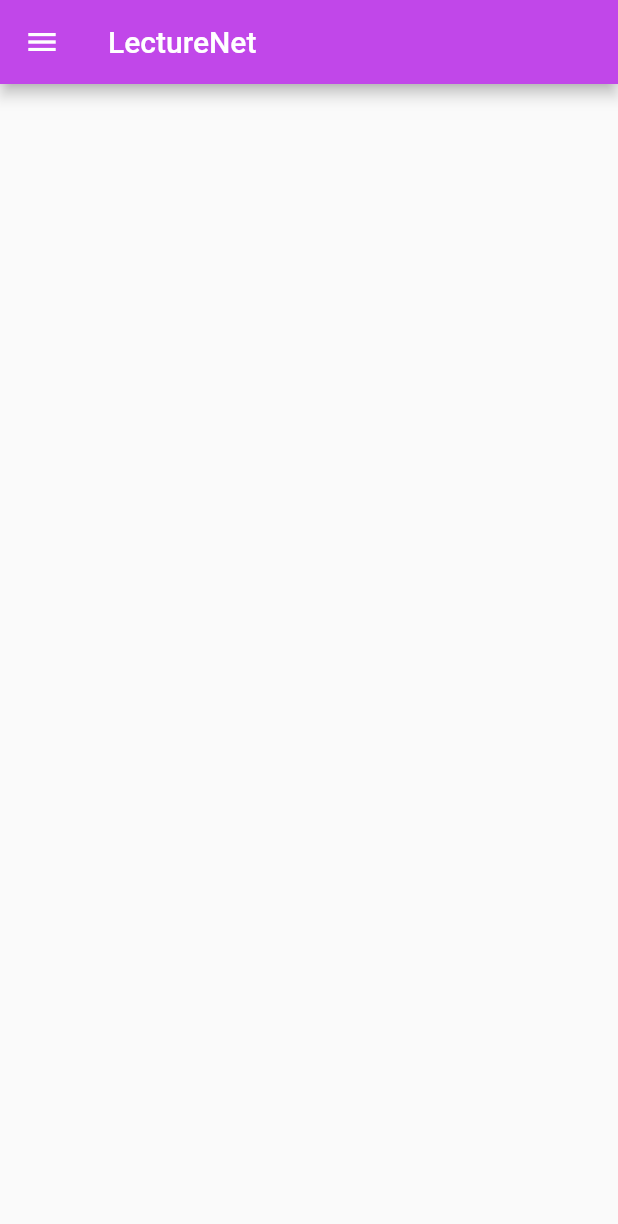
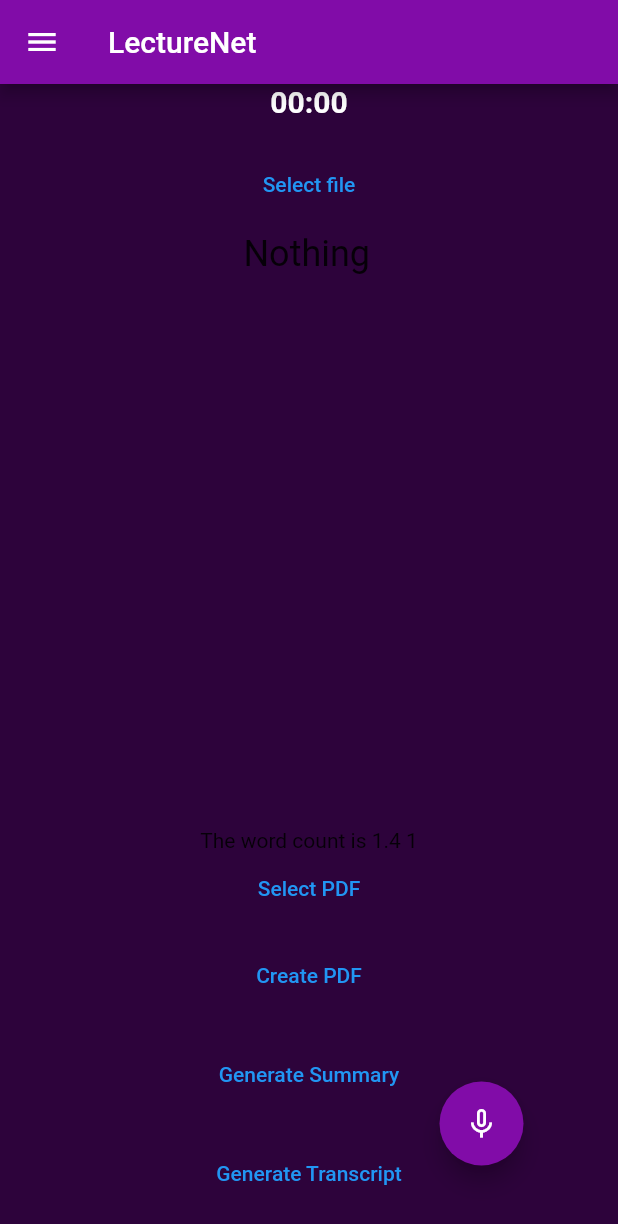
Before and after one commit to KuldeepRathor/GistMe, a Flutter app: the screen it shows after launch, on a phone screen of 412 x 824 dp. Shown: the top 1224 px of the screen. Run offline on Flutter 3.47's test engine with Material 2 defaults, Android fonts, the phone set to English and light mode, and no system bars; drawn by our look-alikes of avatar_glow, flutter_advanced_drawer; our stand-ins replace audioplayers, file_picker, open_filex, pdf, permission_handler; missing offline and left inert: flutter_sound, google_speech, pdf_text; project files that could hold a hidden picture were left out.

Commit message:
added everything

```diff
--- a/lib/helpers/palette.dart
+++ b/lib/helpers/palette.dart
@@ -1,16 +1,15 @@
 import 'package:flutter/material.dart';
 
-class AppColors{
-    static Color bgColor = Color(0xff810CA8);
-static Color accentColor = Color(0xffC147E9);
+class AppColors {
+  static Color bgColor = Color(0xff2d033b);
+  static Color accentColor = Color(0xffC147E9);
   static Color accentColor2 = Color(0xff1D1D1D);
   static Color accentColor3 = Color(0xff292929);
   static Color txtColor = Colors.black;
   static Color txtColor2 = Color(0xffE8E8E8);
-
 }
 
-class Textstyle{
+class Textstyle {
   static TextStyle txtStyle = TextStyle(
     color: AppColors.txtColor,
     fontSize: 16,
--- /dev/null
+++ b/lib/helpers/pdf_service.dart
@@ -0,0 +1,75 @@
+import 'dart:io';
+import 'package:open_filex/open_filex.dart';
+import 'package:path_provider/path_provider.dart';
+import 'package:pdf/widgets.dart' as pw;
+
+class PdfApi {
+  static Future<File> generateCenteredText(String text, List words) async {
+    // making a pdf document to store a text and it is provided by pdf pakage
+    final pdf = pw.Document();
+    String completed = "";
+    var pages = (words.length) / 400;
+    int pageCount = pages.toInt() + 1;
+    print("Starting making pages $pageCount");
+    int wordCount = 0;
+
+    try {
+      for (var i = 0; i < pageCount; i++) {
+        String p = "";
+        // print("The p was $p");
+        // for (int j = i * 300; j < i * 300 + 300; j++) {
+        //   p = p + " " + words[j];
+        //   print("the j values is $j");
+        // }
+        // for (var element in words) {
+        //   p = p + " " + element;
+        // }
+        for (int j = 0; j < 400; j++) {
+          if (words[wordCount] == "thelistisended") {
+            break;
+          }
+          p = p + " " + words[wordCount];
+          wordCount++;
+        }
+
+        // Text is added here in center
+        pdf.addPage(pw.Page(
+          build: (pw.Context context) =>
+              pw.Text(p, style: pw.TextStyle(fontSize: 16)),
+        ));
+        print("Made page $i \n $p");
+      }
+
+      print("Done-------------------");
+    } catch (e) {
+      print("the error was in generated pages $e");
+    }
+    // passing the pdf and name of the docoment to make a direcotory in  the internal storage
+    return saveDocument(name: 'my_example.pdf', pdf: pdf);
+  }
+
+  // it will make a named dircotory in the internal storage and then return to its call
+  static Future<File> saveDocument({
+    required String name,
+    required pw.Document pdf,
+  }) async {
+    // pdf save to the variable called bytes
+    final bytes = await pdf.save();
+
+    // here a beautiful pakage  path provider helps us and take dircotory and name of the file  and made a proper file in internal storage
+    final dir = await getApplicationDocumentsDirectory();
+    final file = File('${dir.path}/$name');
+
+    await file.writeAsBytes(bytes);
+
+    // reterning the file to the top most method which is generate centered text.
+    return file;
+  }
+
+// here we use a pakage to open the existing file that we make now.
+  static Future openFile(File file) async {
+    final url = file.path;
+
+    await OpenFilex.open(url);
+  }
+}
--- a/lib/main.dart
+++ b/lib/main.dart
@@ -1,4 +1,5 @@
 import 'package:flutter/material.dart';
+import 'package:lecturenet/helpers/palette.dart';
 import 'package:lecturenet/screens/homepage.dart';
 
 void main() => runApp(const MyApp());
@@ -10,6 +11,16 @@
   Widget build(BuildContext context) {
     return MaterialApp(
       title: 'Material App',
+      theme: ThemeData(
+        scaffoldBackgroundColor: Color(0xff2d033b),
+        floatingActionButtonTheme: FloatingActionButtonThemeData(
+          backgroundColor: Color(0xff810ca8),
+        ),
+        appBarTheme: AppBarTheme(
+          color: Color(0xff810ca8),
+        ),
+        // textTheme: TextTheme(bodyMedium: )
+      ),
       home: HomePage(),
     );
   }
--- /dev/null
+++ b/lib/screens/audio_recorder_screen.dart
@@ -0,0 +1,425 @@
+import 'dart:convert';
+import 'dart:io';
+import 'package:audioplayers/audioplayers.dart';
+import 'package:avatar_glow/avatar_glow.dart';
+import 'package:file_picker/file_picker.dart';
+import 'package:flutter/material.dart';
+import 'package:flutter/services.dart';
+import 'package:flutter_sound/flutter_sound.dart' as a;
+import 'package:google_speech/google_speech.dart';
+import 'package:pdf_text/pdf_text.dart';
+import 'package:permission_handler/permission_handler.dart';
+import 'package:http/http.dart' as http;
+import 'package:pdf/pdf.dart';
+
+import '../helpers/pdf_service.dart';
+
+class MyHomePage extends StatefulWidget {
+  const MyHomePage({Key? key}) : super(key: key);
+
+  @override
+  State<MyHomePage> createState() => _MyHomePageState();
+}
+
+class _MyHomePageState extends State<MyHomePage> {
+  @override
+  void initState() {
+    super.initState();
+    initRecorder();
+    player.onPlayerStateChanged.listen((event) {
+      setState(() {
+        playingAudio = event == PlayerState.playing;
+      });
+    });
+  }
+
+  @override
+  void dispose() {
+    recorder.closeRecorder();
+    super.dispose();
+  }
+
+  final recorder = a.FlutterSoundRecorder();
+  bool completedRecording = false;
+  bool playingAudio = false;
+  AudioPlayer player = AudioPlayer();
+  File? selectedFile;
+
+  var selectedFilePdf;
+  String textofPDF = "Nothing";
+  bool loading = false;
+  // List? words;
+  Future<String> sendToGPT({required List words}) async {
+    var pages = (words.length) / 400;
+    int requests = pages.toInt() + 1;
+    String ans = "";
+    int wordCount = 0;
+    print("inside sendGPT request: $requests");
+    for (var i = 0; i < requests; i++) {
+      String textToSend = "";
+      print("running gpt 3 $i");
+      for (var j = 0; j < 400; j++) {
+        if (words[wordCount] == null) {
+          break;
+        }
+        textToSend = textToSend + " " + words[wordCount];
+        wordCount++;
+      }
+      print("the text is $textToSend");
+      var summaryResult = await summarizeInBulletPoints(textToSend);
+      if (summaryResult != "Something Went Wrong") {
+        ans = ans + "\n" + summaryResult;
+      }
+    }
+    return ans;
+  }
+
+  Future<void> selectPDF() async {
+    FilePickerResult? result = await FilePicker.platform.pickFiles(
+      type: FileType.custom,
+      allowedExtensions: ['pdf'],
+      allowCompression: false,
+    );
+    if (result != null) {
+      print("started");
+      setState(() {
+        loading = true;
+      });
+      PDFDoc doc = await PDFDoc.fromPath(result.paths.first!);
+      String text = await doc.text;
+      textofPDF = text;
+
+      setState(() {
+        loading = false;
+      });
+      print("done");
+    }
+    // setState(() {
+    //   loading = true;
+    // });
+    // String text =
+    //     "Jupiter is the fifth planet from the Sun and the largest in the Solar System. It is a gas giant with a mass one-thousandth that of the Sun, but two-and-a-half times that of all the other planets in the Solar System combined. Jupiter is one of the brightest objects visible to the naked eye in the night sky, and has been known to ancient civilizations since before recorded history. It is named after the Roman god Jupiter.When viewed from Earth, Jupiter can be bright enough for its reflected light to cast visible shadows, and is on average the third-brightest natural object in the night sky after the Moon and Venus.\n";
+    // var result = await summarizeInBulletPoints();
+    // //  if(result == "Something Went Wrong"){
+
+    // //  }
+    // textofPDF = result;
+    // setState(() {
+    //   loading = false;
+    // });
+  }
+
+  List<String?> calculateWords({required String text}) {
+    List<String?> words = text.split(" ");
+    return words;
+  }
+
+  Future<void> createPDF() async {
+    //  Make an API Call to OpenAI
+
+    List<String?> words = [];
+    words = calculateWords(text: textofPDF);
+    // // List<String?>? sendWord = [];
+    // // sendWord = words;
+    words.add("thelistisended");
+
+    final pdfFile = await PdfApi.generateCenteredText(textofPDF, words);
+    PdfApi.openFile(pdfFile);
+  }
+
+  generateSummary() async {
+    setState(() {
+      loading = true;
+    });
+    List words = calculateWords(text: textofPDF);
+    List<String?> dummyWords = [];
+    for (var i = 0; i < 2000; i++) {
+      dummyWords.add(words[i]);
+    }
+    dummyWords.add(null);
+    var summaryResult = await sendToGPT(words: dummyWords);
+
+    setState(() {
+      textofPDF = summaryResult;
+      loading = false;
+    });
+  }
+
+  Future<String> summarizeInBulletPoints(String text) async {
+    final apiKey = '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';
+    final model = 'text-curie-001';
+    final prompt = 'Summarize this in bullet points:\n$text\n';
+    final temperature = 0.7;
+    final maxTokens = 256;
+    final topP = 1;
+    final frequencyPenalty = 0;
+    final presencePenalty = 0;
+
+    try {
+      final response = await http.post(
+        Uri.parse('https://api.openai.com/v1/completions'),
+        headers: {
+          'Content-Type': 'application/json',
+          'Authorization': 'Bearer $apiKey',
+        },
+        body: jsonEncode({
+          'model': model,
+          'prompt': prompt,
+          'temperature': temperature,
+          'max_tokens': maxTokens,
+          'top_p': topP,
+          'frequency_penalty': frequencyPenalty,
+          'presence_penalty': presencePenalty,
+        }),
+      );
+
+      if (response.statusCode != 200) {
+        print('Request failed with status code: ${response.statusCode}');
+        return "Something Went Wrong";
+      } else {
+        final responseJson = jsonDecode(response.body);
+        print("The data returned from OpenAI is:\n ${responseJson}");
+        return responseJson["choices"][0]["text"];
+      }
+    } catch (e) {
+      print("The Error was in generate summary: $e");
+      return "Something Went Wrong";
+    }
+  }
+
+  Future initRecorder() async {
+    final status = await Permission.microphone.request();
+    if (status != PermissionStatus.granted) {
+      throw 'Permission not granted';
+    }
+    await recorder.openRecorder();
+    recorder.setSubscriptionDuration(const Duration(milliseconds: 500));
+  }
+
+  Future record() async {
+    await recorder.startRecorder(
+      toFile: "audio",
+    );
+  }
+
+  Future stop() async {
+    final filePath = await recorder.stopRecorder();
+    final file = File(filePath!);
+    selectedFile = file;
+    print('Recorded file path: ${filePath.toString()}');
+    setState(() {});
+  }
+
+  void transcribe() async {
+    setState(() {
+      loading = true;
+    });
+    try {
+      print("inside trancribe function");
+      final serviceAccount = ServiceAccount.fromString(
+          '${(await rootBundle.loadString('assets/healthy-keyword-376417-a1e667eafb2a.json'))}');
+      final speechToText = SpeechToText.viaServiceAccount(serviceAccount);
+
+      final config = RecognitionConfig(
+        encoding: AudioEncoding.LINEAR16,
+        model: RecognitionModel.basic,
+        enableAutomaticPunctuation: true,
+        sampleRateHertz: 16000,
+        audioChannelCount: 1,
+        useEnhanced: true,
+        languageCode: 'en-US',
+      );
+
+      //         Codec codec = Codec.defaultCodec,
+      // String? toFile,
+      // StreamSink<Food>? toStream,
+      // int sampleRate = 16000,
+      // int numChannels = 1,
+      // int bitRate = 16000,
+      // AudioSource audioSource = AudioSource.defaultSource,
+
+      final audio = await _getAudioContent('test.wav');
+      // await speechToText.recognize(config, audio).then((value) {
+      //   print("generated transcription is $value");
+      //   setState(() {
+      //     textofPDF = value.results
+      //         .map((e) => e.alternatives.first.transcript)
+      //         .join('\n');
+      //   });
+      // }).whenComplete(() {
+      //   print("everthing was fine");
+      //   setState(() {
+      //     loading = false;
+      //   });
+      // });
+
+      final value = await speechToText.recognize(config, audio);
+      setState(() {
+        textofPDF = value.results
+            .map((e) => e.alternatives.first.transcript)
+            .join('\n');
+        loading = false;
+      });
+      print("the text of PDF is $textofPDF");
+    } catch (e) {
+      print("the error was in transcription $e");
+      setState(() {
+        loading = false;
+      });
+    }
+  }
+
+  Future<List<int>> _getAudioContent(String name) async {
+    //final directory = await getApplicationDocumentsDirectory();
+    //final path = directory.path + '/$name';
+    // final path = '/sdcard/Download/temp.wav';
+    print("sending get Audio Content");
+    return File(selectedFile!.path).readAsBytesSync().toList();
+  }
+
+  @override
+  Widget build(BuildContext context) {
+    return Scaffold(
+        floatingActionButtonLocation: FloatingActionButtonLocation.endDocked,
+        floatingActionButton: AvatarGlow(
+          animate: recorder.isRecording,
+          glowColor: Colors.purple.shade100,
+          endRadius: 75.0,
+          duration: const Duration(milliseconds: 2000),
+          repeatPauseDuration: const Duration(milliseconds: 100),
+          repeat: true,
+          child: FloatingActionButton(
+            onPressed: () async {
+              if (recorder.isRecording) {
+                await stop();
+
+                setState(() {
+                  completedRecording = true;
+                });
+              } else {
+                await record();
+                setState(() {});
+              }
+            },
+            child: Icon(recorder.isRecording ? Icons.mic : Icons.mic_none),
+          ),
+        ),
+        body: Center(
+          child: Column(
+            mainAxisAlignment: MainAxisAlignment.center,
+            children: [
+              StreamBuilder<a.RecordingDisposition>(
+                builder: (context, snapshot) {
+                  final duration = snapshot.hasData
+                      ? snapshot.data!.duration
+                      : Duration.zero;
+
+                  String twoDigits(int n) => n.toString().padLeft(2, '0');
+
+                  final twoDigitMinutes =
+                      twoDigits(duration.inMinutes.remainder(60));
+                  final twoDigitSeconds =
+                      twoDigits(duration.inSeconds.remainder(60));
+
+                  return Text(
+                    '$twoDigitMinutes:$twoDigitSeconds',
+                    style: const TextStyle(
+                        fontSize: 20,
+                        fontWeight: FontWeight.bold,
+                        color: Colors.white),
+                  );
+                },
+                stream: recorder.onProgress,
+              ),
+              const SizedBox(height: 20),
+              completedRecording || selectedFile != null
+                  ? InkWell(
+                      onTap: () async {
+                        setState(() {
+                          playingAudio = !playingAudio;
+                        });
+                        if (playingAudio) {
+                          // player.play(ap.AudioPlayer().);
+                          // player.play(selectedFile!.path);
+                          await player.play(
+                            DeviceFileSource(selectedFile!.path),
+                          );
+                        } else {
+                          await player.pause();
+                        }
+                      },
+                      child: Icon(
+                        playingAudio ? Icons.pause : Icons.play_arrow,
+                        color: Colors.white,
+                        size: 60,
+                      ),
+                    )
+                  : Container(),
+              TextButton(
+                  onPressed: () async {
+                    FilePickerResult? result =
+                        await FilePicker.platform.pickFiles(
+                      type: FileType.custom,
+                      allowedExtensions: ['m4a'],
+                      allowCompression: false,
+                    );
+                    if (result != null) {
+                      print("done");
+                      setState(() {
+                        selectedFile = File(result.paths[0]!);
+                      });
+                    }
+                  },
+                  child: Text(
+                    'Select file',
+                  )),
+              Expanded(
+                child: loading
+                    ? Center(
+                        child: CircularProgressIndicator(),
+                      )
+                    : Container(
+                        // color: Colors.blue,
+                        child: SingleChildScrollView(
+                          child: Padding(
+                            padding: const EdgeInsets.all(8.0),
+                            child: SelectableText(
+                              // selectedFile == null
+                              //     ? "null"
+                              //     : selectedFile!.paths.toString(),
+                              textofPDF,
+
+                              style: TextStyle(fontSize: 24),
+                            ),
+                          ),
+                        ),
+                      ),
+              ),
+              SizedBox(
+                height: 50,
+              ),
+              Text(
+                  "The word count is ${textofPDF.length / 5} ${calculateWords(text: textofPDF).length}"),
+              TextButton(onPressed: selectPDF, child: Text("Select PDF")),
+              SizedBox(
+                height: 10,
+              ),
+              TextButton(onPressed: createPDF, child: Text("Create PDF")),
+              SizedBox(
+                height: 18,
+              ),
+              TextButton(
+                  onPressed: generateSummary, child: Text("Generate Summary")),
+              SizedBox(
+                height: 18,
+              ),
+              TextButton(
+                  onPressed: transcribe, child: Text("Generate Transcript")),
+              SizedBox(
+                height: 18,
+              )
+            ],
+          ),
+        ));
+  }
+}
--- a/lib/screens/homepage.dart
+++ b/lib/screens/homepage.dart
@@ -3,6 +3,7 @@
 import 'package:flutter/material.dart';
 import 'package:flutter_advanced_drawer/flutter_advanced_drawer.dart';
 import 'package:lecturenet/helpers/palette.dart';
+import 'package:lecturenet/screens/audio_recorder_screen.dart';
 
 class HomePage extends StatefulWidget {
   @override
@@ -36,7 +37,7 @@
       ),
       child: Scaffold(
         appBar: AppBar(
-          backgroundColor: AppColors.accentColor,
+          // backgroundColor: AppColors.accentColor,
           title: const Text('LectureNet'),
           leading: IconButton(
             onPressed: _handleMenuButtonPressed,
@@ -54,7 +55,7 @@
             ),
           ),
         ),
-        body: Container(),
+        body: MyHomePage(),
       ),
       drawer: SafeArea(
         child: Container(
@@ -88,29 +89,38 @@
                       fontSize: 26,
                       color: Colors.white,
                     )),
-                Padding(
+                Expanded(
+                  child: Padding(
                     padding: const EdgeInsets.all(8.0),
                     child: Column(
-
                       children: [
-                      ListView.builder(
+                        Expanded(
+                          child: ListView.builder(
+                            scrollDirection: Axis.vertical,
+                            physics: BouncingScrollPhysics(),
+                            shrinkWrap: true,
+                            itemCount: 30,
                             itemBuilder: ((context, index) {
-                          return Text(
+                              return Padding(
+                                padding: const EdgeInsets.all(8.0),
+                                child: Center(
+                                  child: Text(
                                     'data',
                                     style: TextStyle(
                                       fontSize: 16,
                                       color: Colors.white,
                                     ),
+                                  ),
+                                ),
                               );
                             }),
-                        scrollDirection: Axis.vertical,
-                        shrinkWrap: true,
-                        itemCount: 10,
+                          ),
                         ),
                       ],
                     ),
                   ),
-                Spacer(),
+                ),
+                // Spacer(),
                 DefaultTextStyle(
                   style: TextStyle(
                     fontSize: 12,
```
Also changed, not shown: assets/healthy-keyword-376417-a1e667eafb2a.json (added, +12 -0 lines), pubspec.yaml (+14 -2 lines), pubspec.lock, 2 other files. Lines whose indentation alone changed are shown as unchanged.
